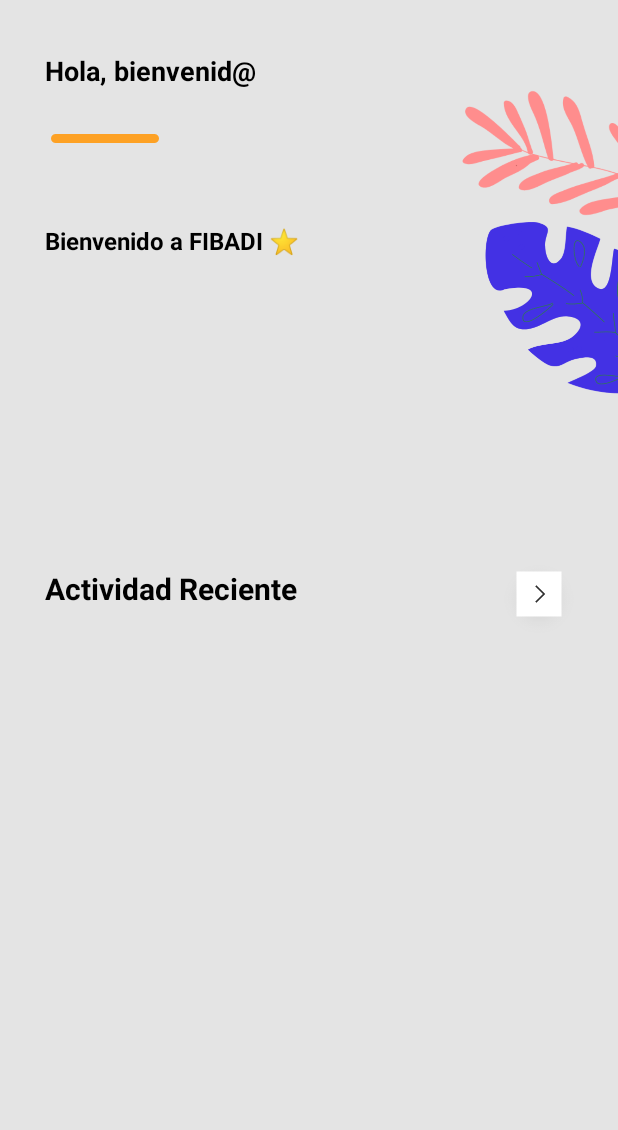
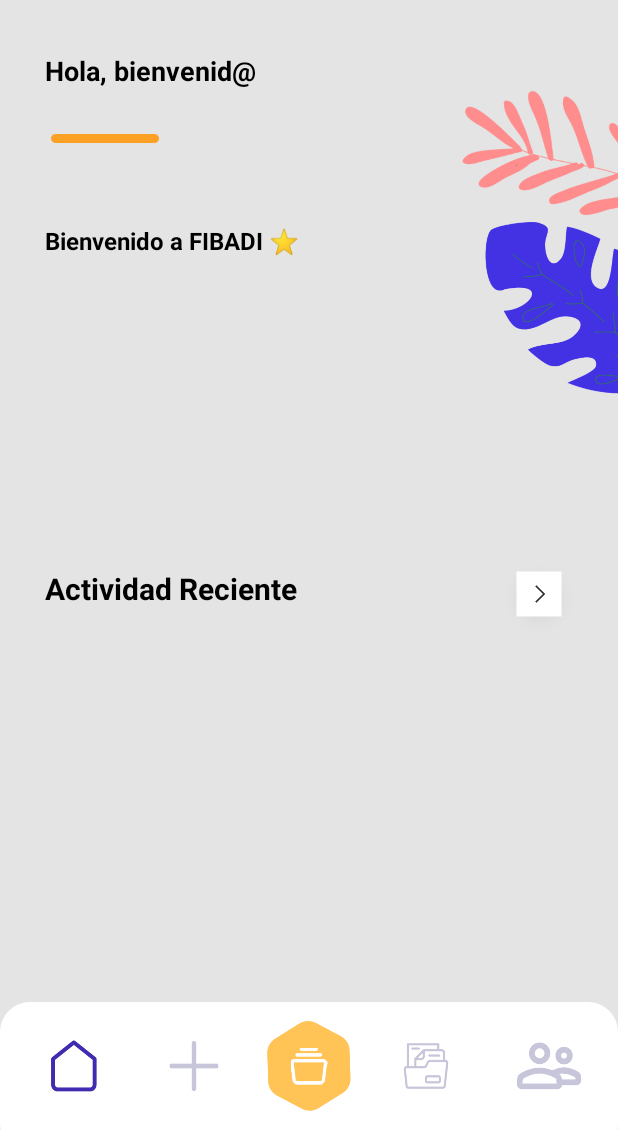
Before and after one commit to Angel-Carde-Pro/FIDABI_M4A_Projecto_FInal, an Android app: the layout activity_home.xml on its own in the app's theme, with its tools: preview values and no code run, on a phone screen of 412 x 824 dp, the part 106-1236 px from its top. Run offline under Robolectric (Android 15) with nearby library versions, the phone set to English and light mode, and no system bars.

Commit message:
Errores y movimientos

```diff
--- a/app/src/main/java/com/example/fidabi_m4a_projecto_final/activities/ActivityHome.java
+++ b/app/src/main/java/com/example/fidabi_m4a_projecto_final/activities/ActivityHome.java
@@ -18,7 +18,7 @@ public class ActivityHome extends AppCompatActivity {
         role = findViewById(R.id.role_id);
 
         msjWelcome.setText("Hola!, bienvenid@ \n" + getIntent().getStringExtra("primerNombre"));
-        role.setText(getIntent().getStringExtra("rol").toUpperCase());
+        role.setText(getIntent().getStringExtra("rol") );
 
 
     }
--- a/app/src/main/res/layout/activity_home.xml
+++ b/app/src/main/res/layout/activity_home.xml
@@ -6,6 +6,18 @@
     android:layout_width="match_parent"
     android:layout_height="match_parent"
     android:background="#E4E4E4">
+
+    <FrameLayout
+        android:layout_width="match_parent"
+        android:layout_height="wrap_content">
+
+        <ImageView
+            android:layout_width="match_parent"
+            android:layout_height="match_parent"
+            android:layout_marginBottom="-15dp"
+            android:src="@drawable/backgroup_popup" />
+
+    </FrameLayout>
 
     <TextView
         android:id="@+id/welcome_mss"
@@ -55,9 +67,24 @@
         android:layout_height="400dp"
         android:layout_alignParentBottom="true">
 
+        <include layout="@layout/activitymenudebajo" />
+
+
         <FrameLayout
             android:layout_width="match_parent"
             android:layout_height="match_parent">
+
+            <TextView
+                android:id="@+id/recent_activiy"
+                android:layout_width="203dp"
+                android:layout_height="wrap_content"
+                android:layout_marginLeft="30dp"
+                android:layout_marginTop="25dp"
+                android:layout_marginBottom="10dp"
+                android:text="@string/recent_activity"
+                android:textColor="@color/black"
+                android:textSize="20sp"
+                android:textStyle="bold" />
 
             <ImageView
                 android:id="@+id/more_btn"
@@ -70,18 +97,6 @@
                 android:layout_marginRight="20dp"
                 android:layout_marginBottom="0dp"
                 android:src="@drawable/more_items_icon" />
-
-            <TextView
-                android:id="@+id/recent_activiy"
-                android:layout_width="203dp"
-                android:layout_height="wrap_content"
-                android:layout_marginLeft="30dp"
-                android:layout_marginTop="25dp"
-                android:layout_marginBottom="10dp"
-                android:text="@string/recent_activity"
-                android:textColor="@color/black"
-                android:textSize="20sp"
-                android:textStyle="bold" />
 
         </FrameLayout>
     </RelativeLayout>
--- /dev/null
+++ b/app/src/main/res/values/refs.xml
@@ -0,0 +1,2 @@
+<?xml version="1.0" encoding="utf-8"?>
+<resources></resources>
```
Also changed, not shown: app/src/main/AndroidManifest.xml (+13 -9 lines), app/src/main/java/com/example/fidabi_m4a_projecto_final/BottomMenu.java (added, +19 -0 lines), app/src/main/res/layout/activity_bottom_menu.xml (added, +82 -0 lines).
